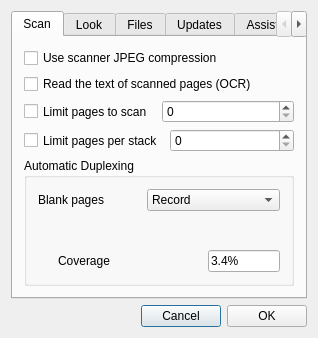
This is options.ui in sjg20/paperman as Qt 5 draws it before an edit. The edited form follows.
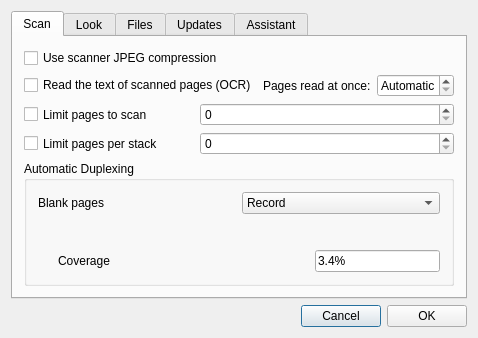
This is the edited form. Custom widgets are drawn as their Qt base class.

Commit message:
options: Choose how many pages are read at once
How many pages are read at once in the background is worked out from
the number of processors, which suits most machines but not one which
is doing other heavy work, nor one whose owner wants a pile of scans
read as fast as it can be.

Add 'Pages read at once' beside the option which turns reading on. It
shows Automatic until a number is chosen, goes up to the number of
processors, and is taken up by the reader for the pages it starts
next.

Claude-Session: https://claude.ai/code/session_01BxfLL7T8McSpFMMxYekitE

```diff
--- a/options.ui
+++ b/options.ui
@@ -34,6 +34,8 @@
           </widget>
          </item>
          <item>
+          <layout class="QHBoxLayout" name="readTextLayout">
+           <item>
           <widget class="QCheckBox" name="readText">
            <property name="toolTip">
             <string>Read the text of each page after scanning, so that it can be searched and copied</string>
@@ -42,6 +44,44 @@
             <string>Read the text of scanned pages (OCR)</string>
            </property>
           </widget>
+           </item>
+           <item>
+            <widget class="QLabel" name="readWorkersLabel">
+             <property name="text">
+              <string>Pages read at once:</string>
+             </property>
+             <property name="buddy">
+              <cstring>readWorkers</cstring>
+             </property>
+            </widget>
+           </item>
+           <item>
+            <widget class="QSpinBox" name="readWorkers">
+             <property name="toolTip">
+              <string>How many pages to read at the same time. More gets through a pile of scans sooner and uses more of the computer while it does</string>
+             </property>
+             <property name="specialValueText">
+              <string>Automatic</string>
+             </property>
+             <property name="minimum">
+              <number>0</number>
+             </property>
+            </widget>
+           </item>
+           <item>
+            <spacer name="readTextSpacer">
+             <property name="orientation">
+              <enum>Qt::Horizontal</enum>
+             </property>
+             <property name="sizeHint" stdset="0">
+              <size>
+               <width>20</width>
+               <height>20</height>
+              </size>
+             </property>
+            </spacer>
+           </item>
+          </layout>
          </item>
          <item>
           <layout class="QHBoxLayout">
```
Lines whose indentation alone changed are shown as unchanged. The commit also changes 3 other files.
